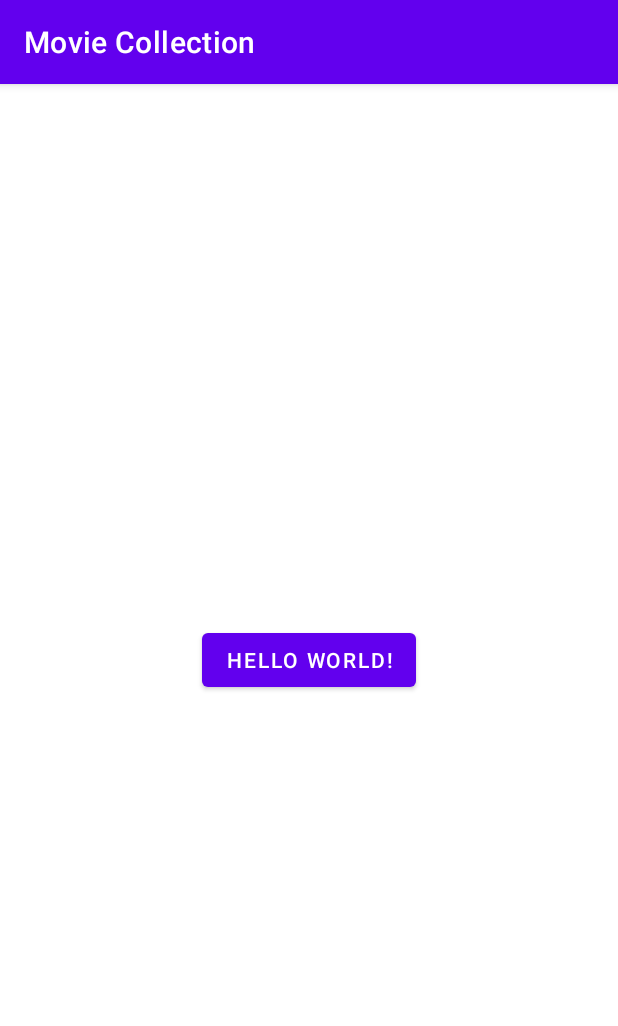
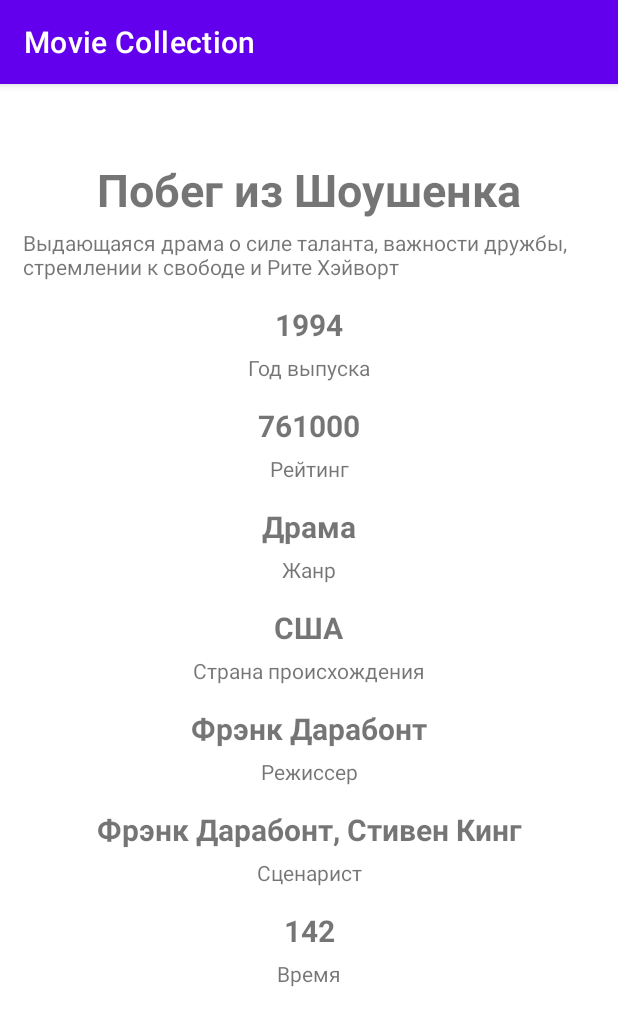
Before and after one commit to RadyshKV/Movie-Collection, an Android app: the screen it shows after launch (MainActivity), on a phone screen of 412 x 824 dp. Shown: the top 1026 px of the screen. Run offline under Robolectric (Android 15) with nearby library versions, the phone set to English and light mode, and no system bars.

Commit message:
Home Work 2

```diff
--- a/app/src/main/AndroidManifest.xml
+++ b/app/src/main/AndroidManifest.xml
@@ -9,7 +9,7 @@
         android:roundIcon="@mipmap/ic_launcher_round"
         android:supportsRtl="true"
         android:theme="@style/Theme.MovieCollection">
-        <activity android:name=".MainActivity">
+        <activity android:name=".view.MainActivity">
             <intent-filter>
                 <action android:name="android.intent.action.MAIN" />
 
--- a/app/src/main/java/Movie.kt
+++ /dev/null
@@ -1,3 +0,0 @@
-data class Movie(val title: String, val producer: String) {
-
-}
--- a/app/src/main/java/com/example/moviecollection/MainActivity.kt
+++ /dev/null
@@ -1,43 +0,0 @@
-package com.example.moviecollection
-
-import Movie
-import android.os.Bundle
-import android.widget.Button
-import android.widget.Toast
-import androidx.appcompat.app.AppCompatActivity
-
-class MainActivity : AppCompatActivity() {
-
-    override fun onCreate(savedInstanceState: Bundle?) {
-        super.onCreate(savedInstanceState)
-        setContentView(R.layout.activity_main)
-        initView()
-    }
-
-
-    private fun initView() {
-        findViewById<Button>(R.id.button).setOnClickListener { testFun() }
-    }
-
-
-    private fun testFun() {
-        val movie = Movie("Операция Ы", "Гайдай")
-        val movieCopy = movie.copy()
-        Toast.makeText(this, movieCopy.toString(), Toast.LENGTH_SHORT).show()
-        val movieList = ArrayList<Movie>(3)
-        movieList.add(Movie("первый", "1111"))
-        movieList.add(Movie("второй", "2222"))
-        movieList.add(Movie("третий", "3333"))
-        for (movies in movieList) {
-            println(movies.title)
-        }
-
-        for (i in 0..2 step 2) {
-            println(movieList.get(i).producer)
-        }
-
-        for (i in 0 until movieList.size) {
-            println(movieList.get(i).toString())
-        }
-    }
-}
--- /dev/null
+++ b/app/src/main/java/com/example/moviecollection/model/Repository.kt
@@ -0,0 +1,8 @@
+package com.example.moviecollection.model
+
+import com.example.moviecollection.model.entities.Movie
+
+interface Repository {
+    fun getMovieDataFromServer(): Movie
+    fun getMovieDataFromLocalStorage(): Movie
+}
--- /dev/null
+++ b/app/src/main/java/com/example/moviecollection/model/RepositoryImpl.kt
@@ -0,0 +1,13 @@
+package com.example.moviecollection.model
+
+import com.example.moviecollection.model.entities.Movie
+
+class RepositoryImpl : Repository {
+    override fun getMovieDataFromServer(): Movie {
+        return Movie()
+    }
+
+    override fun getMovieDataFromLocalStorage(): Movie {
+        return Movie()
+    }
+}
--- /dev/null
+++ b/app/src/main/java/com/example/moviecollection/model/entities/Movie.kt
@@ -0,0 +1,13 @@
+package com.example.moviecollection.model.entities
+
+data class Movie(
+        val title: String = "Побег из Шоушенка",
+        val yearOfRelease: String = "1994",
+        val genre: String = "Драма",
+        val briefDescription: String = "Выдающаяся драма о силе таланта, важности дружбы, стремлении к свободе и Рите Хэйворт",
+        val originCountry: String = "США",
+        val director: String = "Фрэнк Дарабонт",
+        val screenwriter: String = "Фрэнк Дарабонт, Стивен Кинг",
+        val duration: Int = 142,
+        val rating: Long = 761000
+)
--- /dev/null
+++ b/app/src/main/java/com/example/moviecollection/view/DetailsFragment.kt
@@ -0,0 +1,70 @@
+package com.example.moviecollection.view
+
+import androidx.lifecycle.ViewModelProvider
+import android.os.Bundle
+import androidx.fragment.app.Fragment
+import android.view.LayoutInflater
+import android.view.View
+import android.view.ViewGroup
+import androidx.lifecycle.Observer
+import com.example.moviecollection.databinding.DetailsFragmentBinding
+import com.example.moviecollection.viewmodel.AppState
+import com.example.moviecollection.model.entities.Movie
+import com.example.moviecollection.viewmodel.MainViewModel
+import com.google.android.material.snackbar.Snackbar
+
+class DetailsFragment : Fragment() {
+    private lateinit var binding: DetailsFragmentBinding
+
+    companion object {
+        fun newInstance() = DetailsFragment()
+    }
+
+    private lateinit var viewModel: MainViewModel
+
+    override fun onCreateView(inflater: LayoutInflater, container: ViewGroup?,
+                              savedInstanceState: Bundle?): View {
+        binding = DetailsFragmentBinding.inflate(inflater, container, false)
+        return binding.root
+    }
+
+    override fun onActivityCreated(savedInstanceState: Bundle?) {
+        super.onActivityCreated(savedInstanceState)
+        viewModel = ViewModelProvider(this).get(MainViewModel::class.java)
+        val observer = Observer<Any> { renderData(it as AppState) }
+        viewModel.getLiveData().observe(viewLifecycleOwner, observer)
+        viewModel.getMovieData()
+    }
+
+    private fun renderData(appState: AppState) = with(binding) {
+        when (appState) {
+            is AppState.Success -> {
+                val movieData = appState.movieData
+                loadingLayout.visibility = View.GONE
+                setData(movieData)
+            }
+            is AppState.Loading -> {
+                loadingLayout.visibility = View.VISIBLE
+            }
+            is AppState.Error -> {
+                loadingLayout.visibility = View.GONE
+                Snackbar
+                        .make(mainView, "Error", Snackbar.LENGTH_INDEFINITE)
+                        .setAction("Reload") { viewModel.getMovieData() }
+                        .show()
+            }
+        }
+    }
+
+    private fun setData(movieData: Movie) = with(binding) {
+        movieTitle.text = movieData.title
+        yearOfRelease.text = movieData.yearOfRelease
+        rating.text = movieData.rating.toString()
+        genre.text = movieData.genre
+        briefDescription.text = movieData.briefDescription
+        originCountry.text = movieData.originCountry
+        director.text = movieData.director
+        screenwriter.text = movieData.screenwriter
+        duration.text = movieData.duration.toString()
+    }
+}
--- /dev/null
+++ b/app/src/main/java/com/example/moviecollection/view/MainActivity.kt
@@ -0,0 +1,21 @@
+package com.example.moviecollection.view
+
+import androidx.appcompat.app.AppCompatActivity
+import android.os.Bundle
+import com.example.moviecollection.R
+import com.example.moviecollection.databinding.MainActivityBinding
+
+class MainActivity : AppCompatActivity() {
+    private lateinit var binding: MainActivityBinding
+
+    override fun onCreate(savedInstanceState: Bundle?) {
+        super.onCreate(savedInstanceState)
+        binding = MainActivityBinding.inflate(layoutInflater)
+        setContentView(binding.root)
+        if (savedInstanceState == null) {
+            supportFragmentManager.beginTransaction()
+                    .replace(R.id.container, DetailsFragment.newInstance())
+                    .commitNow()
+        }
+    }
+}
--- /dev/null
+++ b/app/src/main/java/com/example/moviecollection/view/MainFragment.kt
@@ -0,0 +1,13 @@
+package com.example.moviecollection.view
+
+import androidx.fragment.app.Fragment
+import com.example.moviecollection.databinding.MainFragmentBinding
+
+class MainFragment : Fragment(){
+    private lateinit var binding: MainFragmentBinding
+
+    companion object {
+        fun newInstance() =
+                MainFragment()
+    }
+}
--- /dev/null
+++ b/app/src/main/java/com/example/moviecollection/viewmodel/AppState.kt
@@ -0,0 +1,9 @@
+package com.example.moviecollection.viewmodel
+
+import com.example.moviecollection.model.entities.Movie
+
+sealed class AppState {
+    data class Success(val movieData: Movie) : AppState()
+    data class Error(val error: Throwable) : AppState()
+    object Loading : AppState()
+}
--- /dev/null
+++ b/app/src/main/java/com/example/moviecollection/viewmodel/MainViewModel.kt
@@ -0,0 +1,22 @@
+package com.example.moviecollection.viewmodel
+
+import androidx.lifecycle.MutableLiveData
+import androidx.lifecycle.ViewModel
+import com.example.moviecollection.model.Repository
+import com.example.moviecollection.model.RepositoryImpl
+import java.lang.Thread.sleep
+
+class MainViewModel(private val liveDataToObserve: MutableLiveData<Any> = MutableLiveData(), private val repositoryImpl: Repository = RepositoryImpl()) : ViewModel() {
+
+    fun getLiveData() = liveDataToObserve
+
+    fun getMovieData() = getDataFromLocalSource()
+
+    private fun getDataFromLocalSource() {
+        liveDataToObserve.value = AppState.Loading
+        Thread {
+            sleep(1000)
+            liveDataToObserve.postValue(AppState.Success(repositoryImpl.getMovieDataFromLocalStorage()))
+        }.start()
+    }
+}
--- a/app/src/main/res/layout/activity_main.xml
+++ /dev/null
@@ -1,19 +0,0 @@
-<?xml version="1.0" encoding="utf-8"?>
-<androidx.constraintlayout.widget.ConstraintLayout xmlns:android="http://schemas.android.com/apk/res/android"
-    xmlns:app="http://schemas.android.com/apk/res-auto"
-    xmlns:tools="http://schemas.android.com/tools"
-    android:layout_width="match_parent"
-    android:layout_height="match_parent"
-    tools:context=".MainActivity">
-
-    <com.google.android.material.button.MaterialButton
-        android:id="@+id/button"
-        android:layout_width="wrap_content"
-        android:layout_height="wrap_content"
-        android:text="@string/hello"
-        app:layout_constraintBottom_toBottomOf="parent"
-        app:layout_constraintLeft_toLeftOf="parent"
-        app:layout_constraintRight_toRightOf="parent"
-        app:layout_constraintTop_toTopOf="parent" />
-
-</androidx.constraintlayout.widget.ConstraintLayout>
--- /dev/null
+++ b/app/src/main/res/layout/details_fragment.xml
@@ -0,0 +1,205 @@
+<?xml version="1.0" encoding="utf-8"?>
+
+<FrameLayout xmlns:android="http://schemas.android.com/apk/res/android"
+    xmlns:app="http://schemas.android.com/apk/res-auto"
+    xmlns:tools="http://schemas.android.com/tools"
+    android:layout_width="match_parent"
+    android:layout_height="match_parent">
+
+    <androidx.constraintlayout.widget.ConstraintLayout
+        android:id="@+id/mainView"
+        android:layout_width="match_parent"
+        android:layout_height="match_parent">
+
+        <TextView
+            android:id="@+id/movieTitle"
+            android:layout_width="wrap_content"
+            android:layout_height="wrap_content"
+            android:layout_marginTop="@dimen/movie_title_margin_top"
+            android:textSize="@dimen/title_text_size"
+            android:textStyle="bold"
+            app:layout_constraintEnd_toEndOf="parent"
+            app:layout_constraintStart_toStartOf="parent"
+            app:layout_constraintTop_toTopOf="parent"
+            tools:text="Побег из Шоушенка" />
+
+        <TextView
+            android:id="@+id/briefDescription"
+            android:layout_width="match_parent"
+            android:layout_height="wrap_content"
+            android:layout_marginTop="@dimen/label_margin"
+            android:layout_marginHorizontal="@dimen/layout_margin"
+            app:layout_constraintEnd_toEndOf="parent"
+            app:layout_constraintStart_toStartOf="parent"
+            app:layout_constraintTop_toBottomOf="@+id/movieTitle"
+            tools:text="краткое описание" />
+
+        <TextView
+            android:id="@+id/yearOfRelease"
+            android:layout_width="wrap_content"
+            android:layout_height="wrap_content"
+            android:layout_marginTop="@dimen/layout_margin"
+            android:textSize="@dimen/year_of_release_text_size"
+            android:textStyle="bold"
+            app:layout_constraintEnd_toEndOf="parent"
+            app:layout_constraintStart_toStartOf="parent"
+            app:layout_constraintTop_toBottomOf="@+id/briefDescription"
+            tools:text="1994" />
+
+        <TextView
+            android:id="@+id/yearOfReleaseLabel"
+            android:layout_width="wrap_content"
+            android:layout_height="wrap_content"
+            android:layout_marginTop="@dimen/label_margin"
+            android:text="@string/year_of_release"
+            app:layout_constraintEnd_toEndOf="parent"
+            app:layout_constraintStart_toStartOf="parent"
+            app:layout_constraintTop_toBottomOf="@+id/yearOfRelease" />
+
+        <TextView
+            android:id="@+id/rating"
+            android:layout_width="wrap_content"
+            android:layout_height="wrap_content"
+            android:layout_marginTop="@dimen/layout_margin"
+            android:textSize="@dimen/rating_text_size"
+            android:textStyle="bold"
+            app:layout_constraintEnd_toEndOf="parent"
+            app:layout_constraintStart_toStartOf="parent"
+            app:layout_constraintTop_toBottomOf="@+id/yearOfReleaseLabel"
+            tools:text="761000" />
+
+        <TextView
+            android:id="@+id/ratingLabel"
+            android:layout_width="wrap_content"
+            android:layout_height="wrap_content"
+            android:layout_marginTop="@dimen/label_margin"
+            android:text="@string/rating"
+            app:layout_constraintEnd_toEndOf="parent"
+            app:layout_constraintStart_toStartOf="parent"
+            app:layout_constraintTop_toBottomOf="@+id/rating" />
+        <TextView
+            android:id="@+id/genre"
+            android:layout_width="wrap_content"
+            android:layout_height="wrap_content"
+            android:layout_marginTop="@dimen/layout_margin"
+            android:textSize="@dimen/genre_text_size"
+            android:textStyle="bold"
+            app:layout_constraintEnd_toEndOf="parent"
+            app:layout_constraintStart_toStartOf="parent"
+            app:layout_constraintTop_toBottomOf="@+id/ratingLabel"
+            tools:text="Драма" />
+
+        <TextView
+            android:id="@+id/genreLabel"
+            android:layout_width="wrap_content"
+            android:layout_height="wrap_content"
+            android:layout_marginTop="@dimen/label_margin"
+            android:text="@string/genre"
+            app:layout_constraintEnd_toEndOf="parent"
+            app:layout_constraintStart_toStartOf="parent"
+            app:layout_constraintTop_toBottomOf="@+id/genre" />
+
+        <TextView
+            android:id="@+id/originCountry"
+            android:layout_width="wrap_content"
+            android:layout_height="wrap_content"
+            android:layout_marginTop="@dimen/layout_margin"
+            android:textSize="@dimen/origin_country_text_size"
+            android:textStyle="bold"
+            app:layout_constraintEnd_toEndOf="parent"
+            app:layout_constraintStart_toStartOf="parent"
+            app:layout_constraintTop_toBottomOf="@+id/genreLabel"
+            tools:text="США" />
+
+        <TextView
+            android:id="@+id/originCountryLabel"
+            android:layout_width="wrap_content"
+            android:layout_height="wrap_content"
+            android:layout_marginTop="@dimen/label_margin"
+            android:text="@string/origin_country"
+            app:layout_constraintEnd_toEndOf="parent"
+            app:layout_constraintStart_toStartOf="parent"
+            app:layout_constraintTop_toBottomOf="@+id/originCountry" />
+
+        <TextView
+            android:id="@+id/director"
+            android:layout_width="wrap_content"
+            android:layout_height="wrap_content"
+            android:layout_marginTop="@dimen/layout_margin"
+            android:textSize="@dimen/director_text_size"
+            android:textStyle="bold"
+            app:layout_constraintEnd_toEndOf="parent"
+            app:layout_constraintStart_toStartOf="parent"
+            app:layout_constraintTop_toBottomOf="@+id/originCountryLabel"
+            tools:text="Режиссер" />
+
+        <TextView
+            android:id="@+id/directorLabel"
+            android:layout_width="wrap_content"
+            android:layout_height="wrap_content"
+            android:layout_marginTop="@dimen/label_margin"
+            android:text="@string/director"
+            app:layout_constraintEnd_toEndOf="parent"
+            app:layout_constraintStart_toStartOf="parent"
+            app:layout_constraintTop_toBottomOf="@+id/director" />
+
+        <TextView
+        android:id="@+id/screenwriter"
+        android:layout_width="wrap_content"
+        android:layout_height="wrap_content"
+        android:layout_marginTop="@dimen/layout_margin"
+        android:textSize="@dimen/screenwriter_text_size"
+        android:textStyle="bold"
+        app:layout_constraintEnd_toEndOf="parent"
+        app:layout_constraintStart_toStartOf="parent"
+        app:layout_constraintTop_toBottomOf="@+id/directorLabel"
+        tools:text="Сценарист" />
+
+        <TextView
+            android:id="@+id/screenwriterLabel"
+            android:layout_width="wrap_content"
+            android:layout_height="wrap_content"
+            android:layout_marginTop="@dimen/label_margin"
+            android:text="@string/screenwriter"
+            app:layout_constraintEnd_toEndOf="parent"
+            app:layout_constraintStart_toStartOf="parent"
+            app:layout_constraintTop_toBottomOf="@+id/screenwriter" />
+
+        <TextView
+            android:id="@+id/duration"
+            android:layout_width="wrap_content"
+            android:layout_height="wrap_content"
+            android:layout_marginTop="@dimen/layout_margin"
+            android:textSize="@dimen/duration_text_size"
+            android:textStyle="bold"
+            app:layout_constraintEnd_toEndOf="parent"
+            app:layout_constraintStart_toStartOf="parent"
+            app:layout_constraintTop_toBottomOf="@+id/screenwriterLabel"
+            tools:text="142" />
+
+        <TextView
+            android:id="@+id/durationLabel"
+            android:layout_width="wrap_content"
+            android:layout_height="wrap_content"
+            android:layout_marginTop="@dimen/label_margin"
+            android:text="@string/duration"
+            app:layout_constraintEnd_toEndOf="parent"
+            app:layout_constraintStart_toStartOf="parent"
+            app:layout_constraintTop_toBottomOf="@+id/duration" />
+    </androidx.constraintlayout.widget.ConstraintLayout>
+
+    <FrameLayout
+        android:id="@+id/loadingLayout"
+        android:layout_width="match_parent"
+        android:layout_height="match_parent"
+        android:background="@color/aqua"
+        android:visibility="gone"
+        tools:visibility="gone">
+
+        <ProgressBar
+            style="?android:attr/progressBarStyleLarge"
+            android:layout_width="wrap_content"
+            android:layout_height="wrap_content"
+            android:layout_gravity="center" />
+    </FrameLayout>
+</FrameLayout>
--- /dev/null
+++ b/app/src/main/res/layout/main_activity.xml
@@ -0,0 +1,7 @@
+<?xml version="1.0" encoding="utf-8"?>
+<FrameLayout xmlns:android="http://schemas.android.com/apk/res/android"
+    xmlns:tools="http://schemas.android.com/tools"
+    android:id="@+id/container"
+    android:layout_width="match_parent"
+    android:layout_height="match_parent"
+    tools:context=".view.MainActivity" />
--- /dev/null
+++ b/app/src/main/res/layout/main_fragment.xml
@@ -0,0 +1,31 @@
+<?xml version="1.0" encoding="utf-8"?>
+<androidx.constraintlayout.widget.ConstraintLayout xmlns:android="http://schemas.android.com/apk/res/android"
+    xmlns:app="http://schemas.android.com/apk/res-auto"
+    xmlns:tools="http://schemas.android.com/tools"
+    android:layout_width="match_parent"
+    android:layout_height="match_parent">
+
+    <androidx.recyclerview.widget.RecyclerView
+        android:id="@+id/mainFragmentRecyclerView"
+        android:layout_width="match_parent"
+        android:layout_height="wrap_content"
+        app:layoutManager="androidx.recyclerview.widget.LinearLayoutManager"
+        app:layout_constraintEnd_toEndOf="parent"
+        app:layout_constraintStart_toStartOf="parent"
+        app:layout_constraintTop_toTopOf="parent" />
+
+    <FrameLayout
+        android:id="@+id/mainFragmentLoadingLayout"
+        android:layout_width="match_parent"
+        android:layout_height="match_parent"
+        android:background="@color/aqua"
+        android:visibility="gone"
+        tools:visibility="visible">
+
+        <ProgressBar
+            style="?android:attr/progressBarStyleLarge"
+            android:layout_width="wrap_content"
+            android:layout_height="wrap_content"
+            android:layout_gravity="center" />
+    </FrameLayout>
+</androidx.constraintlayout.widget.ConstraintLayout>
--- a/app/src/main/res/values/colors.xml
+++ b/app/src/main/res/values/colors.xml
@@ -3,6 +3,7 @@
     <color name="purple_200">#FFBB86FC</color>
     <color name="purple_500">#FF6200EE</color>
     <color name="purple_700">#FF3700B3</color>
+    <color name="aqua">#D4ECFF</color>
     <color name="teal_200">#FF03DAC5</color>
     <color name="teal_700">#FF018786</color>
     <color name="black">#FF000000</color>
--- /dev/null
+++ b/app/src/main/res/values/dimens.xml
@@ -0,0 +1,14 @@
+<?xml version="1.0" encoding="utf-8"?>
+<resources>
+    <dimen name="movie_title_margin_top">50dp</dimen>
+    <dimen name="layout_margin">15dp</dimen>
+    <dimen name="title_text_size">30sp</dimen>
+    <dimen name="rating_text_size">20sp</dimen>
+    <dimen name="genre_text_size">20sp</dimen>
+    <dimen name="year_of_release_text_size">20sp</dimen>
+    <dimen name="origin_country_text_size">20sp</dimen>
+    <dimen name="director_text_size">20sp</dimen>
+    <dimen name="screenwriter_text_size">20sp</dimen>
+    <dimen name="duration_text_size">20sp</dimen>
+    <dimen name="label_margin">5dp</dimen>
+</resources>
--- a/app/src/main/res/values/strings.xml
+++ b/app/src/main/res/values/strings.xml
@@ -1,4 +1,12 @@
 <resources>
     <string name="app_name">Movie Collection</string>
     <string name="hello">Hello World!</string>
+    <string name="movie_title">Название фильма</string>
+    <string name="year_of_release">Год выпуска</string>
+    <string name="rating">Рейтинг</string>
+    <string name="genre">Жанр</string>
+    <string name="origin_country">Страна происхождения</string>
+    <string name="director">Режиссер</string>
+    <string name="screenwriter">Сценарист</string>
+    <string name="duration">Время</string>
 </resources>
```
Also changed, not shown: app/build.gradle (+12 -4 lines).
